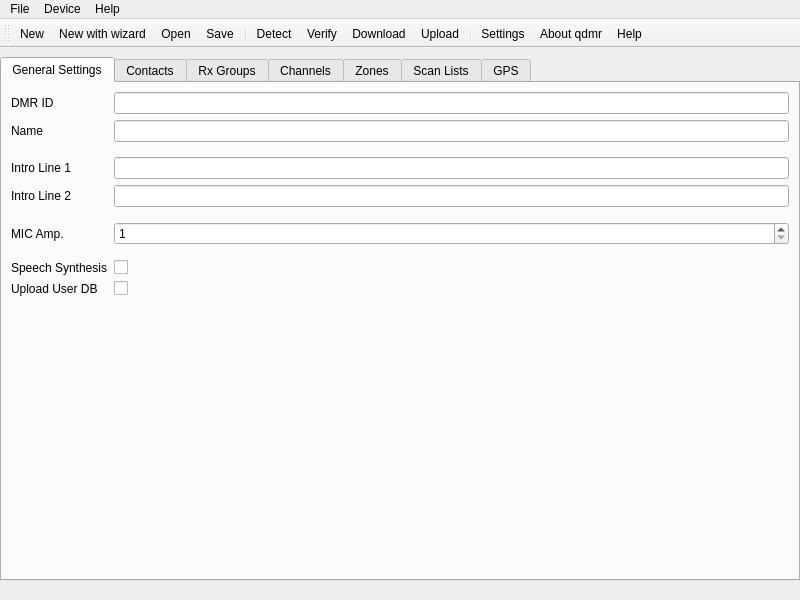
Old version of the form shared/mainwindow.ui in the repository hmatuschek/qdmr.
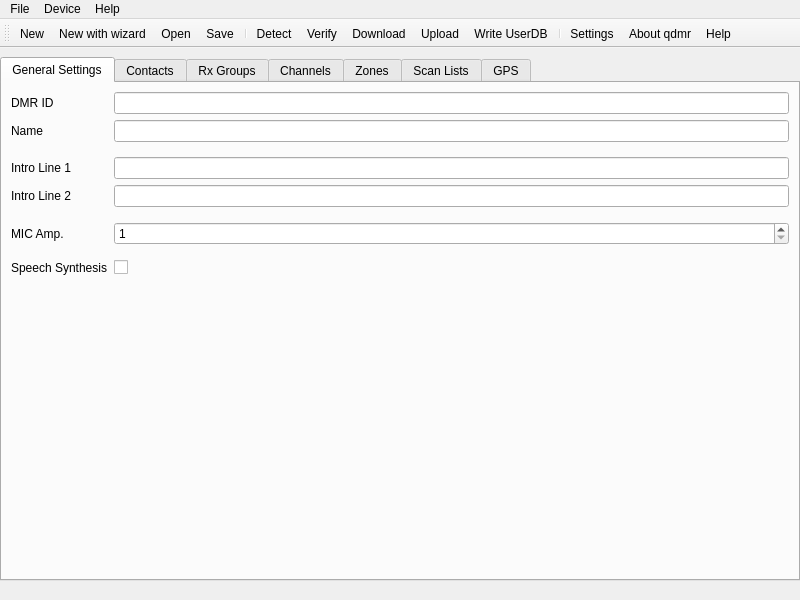
New version of the form. Icons and pictures are not drawn.

Commit message: Moved callsign DB upload into separate task.

Patch:
```diff
--- a/shared/mainwindow.ui
+++ b/shared/mainwindow.ui
@@ -196,16 +196,6 @@
             </property>
            </widget>
           </item>
-          <item row="9" column="0">
-           <widget class="QLabel" name="uploadUserDBLabel">
-            <property name="text">
-             <string>Upload User DB</string>
-            </property>
-           </widget>
-          </item>
-          <item row="9" column="1">
-           <widget class="QCheckBox" name="uploadUserDB"/>
-          </item>
          </layout>
         </item>
        </layout>
@@ -789,6 +779,7 @@
    <addaction name="actionVerifyCodeplug"/>
    <addaction name="actionDownload"/>
    <addaction name="actionUpload"/>
+   <addaction name="actionWrite_UserDB"/>
    <addaction name="separator"/>
    <addaction name="actionSettings"/>
    <addaction name="actionAbout"/>
@@ -958,6 +949,15 @@
     <string>Shows settings dialog</string>
    </property>
   </action>
+  <action name="actionWrite_UserDB">
+   <property name="icon">
+    <iconset resource="resources.qrc">
+     <normaloff>:/icons/userupload-4x.png</normaloff>:/icons/userupload-4x.png</iconset>
+   </property>
+   <property name="text">
+    <string>Write UserDB</string>
+   </property>
+  </action>
  </widget>
  <tabstops>
   <tabstop>tabWidget</tabstop>
```
The commit also changes 34 other files.
